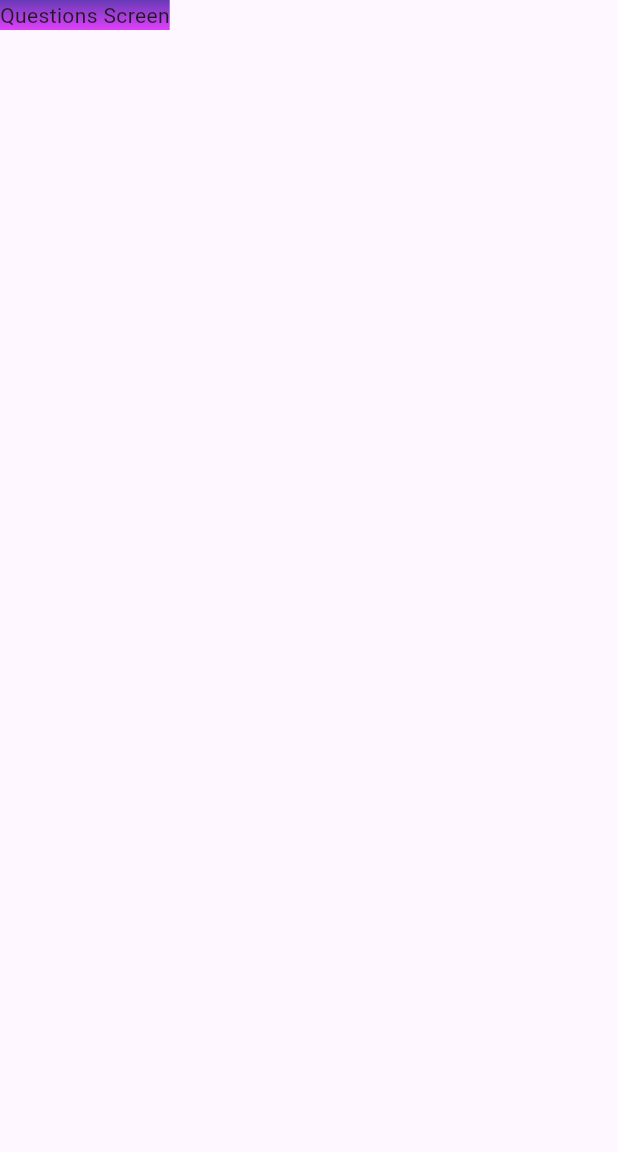
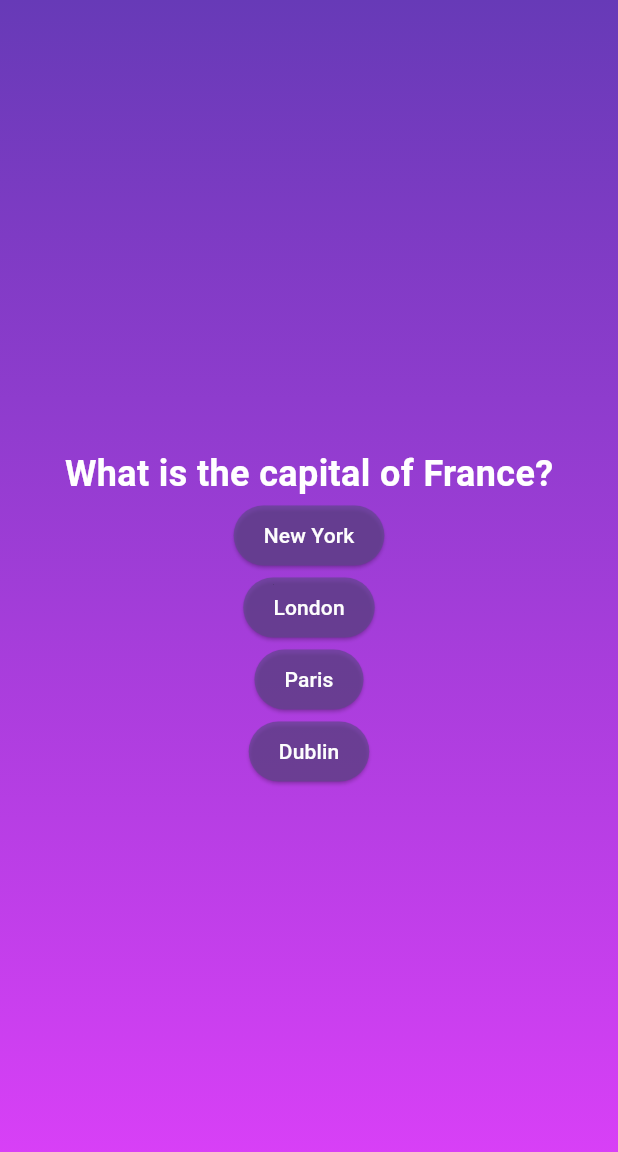
Before and after one commit to kurohige/FlutterLearningProjects, a Flutter app: the screen it shows after launch, after a tap on "Start Quiz", on a phone screen of 412 x 824 dp. Shown: the top 1152 px of the screen. Run offline on Flutter 3.47's test engine with Material 3 defaults, Android fonts, the phone set to English and light mode, and no system bars.

Commit message:
Implemented traversal of questions and answers with functional approach.

```diff
--- /dev/null
+++ b/adv_basics/lib/answer_button.dart
@@ -0,0 +1,29 @@
+import 'package:flutter/material.dart';
+
+class AnswerButton extends StatelessWidget {
+  const AnswerButton({required this.onTap, required this.answer, super.key});
+
+  final String answer;
+  final void Function() onTap;
+
+  @override
+  Widget build(BuildContext context) {
+    return ElevatedButton(
+        onPressed: onTap,
+        style: ButtonStyle(
+          backgroundColor: MaterialStateProperty.all(
+            const Color.fromARGB(170, 95, 70, 139),
+          ),
+          foregroundColor: MaterialStateProperty.all(
+            const Color.fromARGB(255, 253, 253, 253),
+          ),
+          padding: MaterialStateProperty.all(
+            const EdgeInsets.symmetric(
+              vertical: 10,
+              horizontal: 20,
+            ),
+          ),
+        ),
+        child: Text(answer));
+  }
+}
--- /dev/null
+++ b/adv_basics/lib/data/questions.dart
@@ -0,0 +1,54 @@
+import 'package:adv_basics/models/quiz_questions.dart';
+
+final List<QuizQuestions> questions = [
+  const QuizQuestions(
+    questionText: 'What is the capital of France?',
+    answers: ['New York', 'London', 'Paris', 'Dublin'],
+    correctAnswer: 'Paris',
+  ),
+  const QuizQuestions(
+    questionText: 'Who is CEO of Tesla?',
+    answers: ['Jeff Bezos', 'Elon Musk', 'Bill Gates', 'Tony Stark'],
+    correctAnswer: 'Elon Musk',
+  ),
+  const QuizQuestions(
+    questionText: 'The iPhone was created by which company?',
+    answers: ['Apple', 'Intel', 'Amazon', 'Microsoft'],
+    correctAnswer: 'Apple',
+  ),
+  const QuizQuestions(
+    questionText: 'How many Harry Potter books are there?',
+    answers: ['1', '4', '6', '7'],
+    correctAnswer: '7',
+  ),
+  const QuizQuestions(
+    questionText: 'How many planets are in our solar system?',
+    answers: ['7', '8', '9', '10'],
+    correctAnswer: '8',
+  ),
+  const QuizQuestions(
+    questionText: 'What is the largest mammal in the world?',
+    answers: ['Elephant', 'Blue Whale', 'Giraffe', 'Hippopotamus'],
+    correctAnswer: 'Blue Whale',
+  ),
+  const QuizQuestions(
+    questionText: 'What is the largest planet in our solar system?',
+    answers: ['Earth', 'Jupiter', 'Saturn', 'Mars'],
+    correctAnswer: 'Jupiter',
+  ),
+  const QuizQuestions(
+    questionText: 'What is the capital of Spain?',
+    answers: ['Barcelona', 'Madrid', 'Seville', 'Valencia'],
+    correctAnswer: 'Madrid',
+  ),
+  const QuizQuestions(
+    questionText: 'What is the largest country in the world?',
+    answers: ['Canada', 'China', 'Russia', 'United States'],
+    correctAnswer: 'Russia',
+  ),
+  const QuizQuestions(
+    questionText: 'What is the smallest country in the world?',
+    answers: ['Monaco', 'Nauru', 'San Marino', 'Vatican City'],
+    correctAnswer: 'Vatican City',
+  ),
+];
--- /dev/null
+++ b/adv_basics/lib/models/quizState.dart
@@ -0,0 +1,19 @@
+class QuizState {
+  final int currentQuestionIndex;
+  final List<String> answers;
+
+  const QuizState({
+    required this.currentQuestionIndex,
+    required this.answers,
+  });
+
+  QuizState copyWith({
+    int? currentQuestionIndex,
+    List<String>? answers,
+  }) {
+    return QuizState(
+      currentQuestionIndex: currentQuestionIndex ?? this.currentQuestionIndex,
+      answers: answers ?? this.answers,
+    );
+  }
+}
--- /dev/null
+++ b/adv_basics/lib/models/quiz_questions.dart
@@ -0,0 +1,11 @@
+class QuizQuestions {
+  const QuizQuestions({
+    required this.questionText,
+    required this.answers,
+    required this.correctAnswer,
+  });
+
+  final String questionText;
+  final List<String> answers;
+  final String correctAnswer;
+}
--- a/adv_basics/lib/questions_screen.dart
+++ b/adv_basics/lib/questions_screen.dart
@@ -1,30 +1,64 @@
+import 'package:adv_basics/answer_button.dart';
+import 'package:adv_basics/models/quiz_questions.dart';
 import 'package:flutter/material.dart';
+import 'package:adv_basics/data/questions.dart';
+import 'package:adv_basics/models/quizState.dart';
 
 class QuestionsScreen extends StatefulWidget {
-  QuestionsScreen({super.key});
+  const QuestionsScreen({super.key});
 
   @override
   State<QuestionsScreen> createState() => _QuestionsScreenState();
 }
 
 class _QuestionsScreenState extends State<QuestionsScreen> {
+  QuizState _quizState = const QuizState(
+    currentQuestionIndex: 0,
+    answers: [],
+  );
+  final int numberOfQuestions = questions.length;
+
+  void answerQuestion(String answer) {
+    setState(() {
+      if (_quizState.currentQuestionIndex >= numberOfQuestions) {
+        _quizState = _quizState.copyWith(
+          currentQuestionIndex: _quizState.currentQuestionIndex + 1,
+          answers: [..._quizState.answers, answer],
+        );
+        // then it'll us to a new score screen
+      } else {
+        _quizState = _quizState.copyWith(
+          currentQuestionIndex: _quizState.currentQuestionIndex + 1,
+          answers: [..._quizState.answers, answer],
+        );
+      }
+    });
+  }
+
   @override
   Widget build(BuildContext context) {
-    return MaterialApp(
-      home: Scaffold(
-        body: Container(
-          decoration: const BoxDecoration(
-            gradient: LinearGradient(
-              colors: [
-                Colors.deepPurple,
-                Colors.purpleAccent,
-              ],
-              begin: Alignment.topCenter,
-              end: Alignment.bottomCenter,
+    QuizQuestions currentQuestion = questions[_quizState.currentQuestionIndex];
+
+    return SizedBox(
+      width: double.infinity,
+      child: Column(
+        mainAxisAlignment: MainAxisAlignment.center,
+        children: [
+          Text(
+            currentQuestion.questionText,
+            style: const TextStyle(
+              fontSize: 24,
+              fontWeight: FontWeight.bold,
+              color: Colors.white,
             ),
           ),
-          child: Text('Questions Screen'),
-        ),
+          ...(currentQuestion.answers).map((answer) {
+            return AnswerButton(
+              onTap: () => answerQuestion(answer),
+              answer: answer,
+            );
+          }),
+        ],
       ),
     );
   }
--- a/adv_basics/lib/quiz.dart
+++ b/adv_basics/lib/quiz.dart
@@ -10,18 +10,11 @@ class Quiz extends StatefulWidget {
 }
 
 class _QuizState extends State<Quiz> {
-  Widget? activeScreen; // it can be null or none.
-
-  @override
-  void initState() {
-    // TODO: implement initState
-    activeScreen = StartScreen(switchScreen);
-    super.initState();
-  }
+  var activeScreen = 'start-screen'; // it can be null or none.
 
   void switchScreen() {
     setState(() {
-      activeScreen = QuestionsScreen();
+      activeScreen = 'questions-screen';
     });
   }
 
@@ -40,7 +33,11 @@ class _QuizState extends State<Quiz> {
               end: Alignment.bottomCenter,
             ),
           ),
-          child: activeScreen,
+          child: activeScreen == 'start-screen'
+              ? StartScreen(switchScreen)
+              : activeScreen == 'questions-screen'
+                  ? const QuestionsScreen()
+                  : null,
         ),
       ),
     );
```
